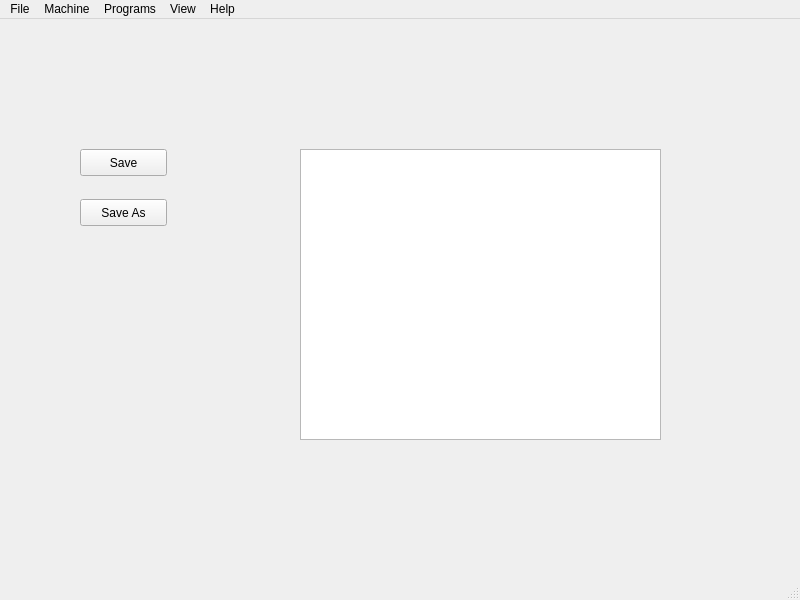
The window that examples/testgui/Errors/errors.ui (jethornton/flexgui) describes before a commit, drawn with Qt 5.
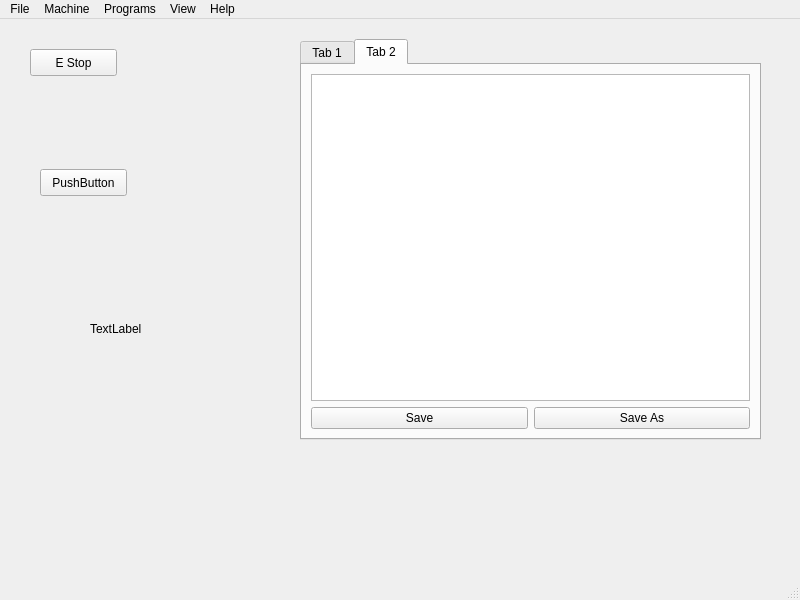
The same window after the commit.

The edit to the form file:
```diff
--- a/examples/testgui/Errors/errors.ui
+++ b/examples/testgui/Errors/errors.ui
@@ -14,40 +14,94 @@
    <string>MainWindow</string>
   </property>
   <widget class="QWidget" name="centralwidget">
-   <widget class="QPushButton" name="save_pb">
-    <property name="geometry">
-     <rect>
-      <x>80</x>
-      <y>130</y>
-      <width>87</width>
-      <height>27</height>
-     </rect>
-    </property>
-    <property name="text">
-     <string>Save</string>
-    </property>
-   </widget>
-   <widget class="QPushButton" name="save_as_pb">
-    <property name="geometry">
-     <rect>
-      <x>80</x>
-      <y>180</y>
-      <width>87</width>
-      <height>27</height>
-     </rect>
-    </property>
-    <property name="text">
-     <string>Save As</string>
-    </property>
-   </widget>
-   <widget class="QPlainTextEdit" name="gcode_pte">
+   <widget class="QTabWidget" name="tabWidget">
     <property name="geometry">
      <rect>
       <x>300</x>
-      <y>130</y>
-      <width>361</width>
-      <height>291</height>
+      <y>20</y>
+      <width>461</width>
+      <height>401</height>
      </rect>
+    </property>
+    <property name="currentIndex">
+     <number>1</number>
+    </property>
+    <widget class="QWidget" name="tab">
+     <attribute name="title">
+      <string>Tab 1</string>
+     </attribute>
+    </widget>
+    <widget class="QWidget" name="tab_2">
+     <attribute name="title">
+      <string>Tab 2</string>
+     </attribute>
+     <layout class="QGridLayout" name="gridLayout">
+      <item row="1" column="0">
+       <widget class="QPushButton" name="save_pb">
+        <property name="text">
+         <string>Save</string>
+        </property>
+       </widget>
+      </item>
+      <item row="1" column="1">
+       <widget class="QPushButton" name="save_as_pb">
+        <property name="text">
+         <string>Save As</string>
+        </property>
+       </widget>
+      </item>
+      <item row="0" column="0" colspan="2">
+       <widget class="QPlainTextEdit" name="gcode_pte"/>
+      </item>
+     </layout>
+    </widget>
+   </widget>
+   <widget class="QPushButton" name="estop_pb">
+    <property name="geometry">
+     <rect>
+      <x>30</x>
+      <y>30</y>
+      <width>87</width>
+      <height>27</height>
+     </rect>
+    </property>
+    <property name="text">
+     <string>E Stop</string>
+    </property>
+    <property name="led_indicator" stdset="0">
+     <bool>true</bool>
+    </property>
+   </widget>
+   <widget class="QPushButton" name="pushButton">
+    <property name="geometry">
+     <rect>
+      <x>40</x>
+      <y>150</y>
+      <width>87</width>
+      <height>27</height>
+     </rect>
+    </property>
+    <property name="text">
+     <string>PushButton</string>
+    </property>
+    <property name="function" stdset="0">
+     <string>mdi</string>
+    </property>
+    <property name="command" stdset="0">
+     <string>g0 x0 y0</string>
+    </property>
+   </widget>
+   <widget class="QLabel" name="spindle_cmd_speed_2_lb">
+    <property name="geometry">
+     <rect>
+      <x>90</x>
+      <y>300</y>
+      <width>66</width>
+      <height>19</height>
+     </rect>
+    </property>
+    <property name="text">
+     <string>TextLabel</string>
     </property>
    </widget>
   </widget>
```
